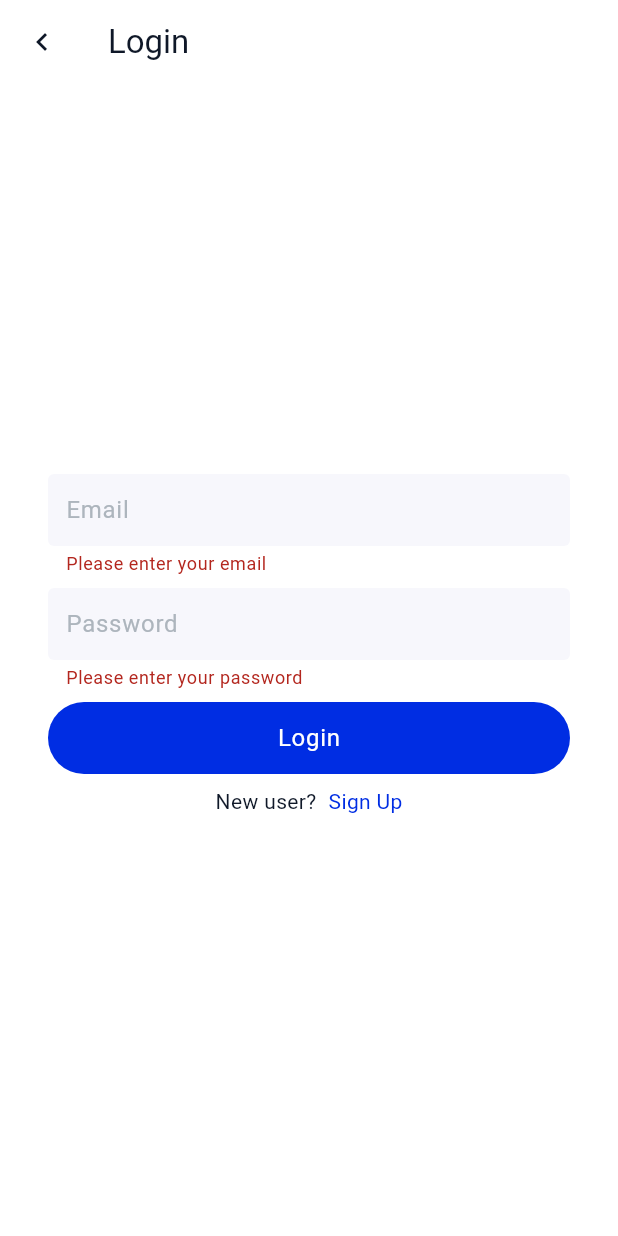
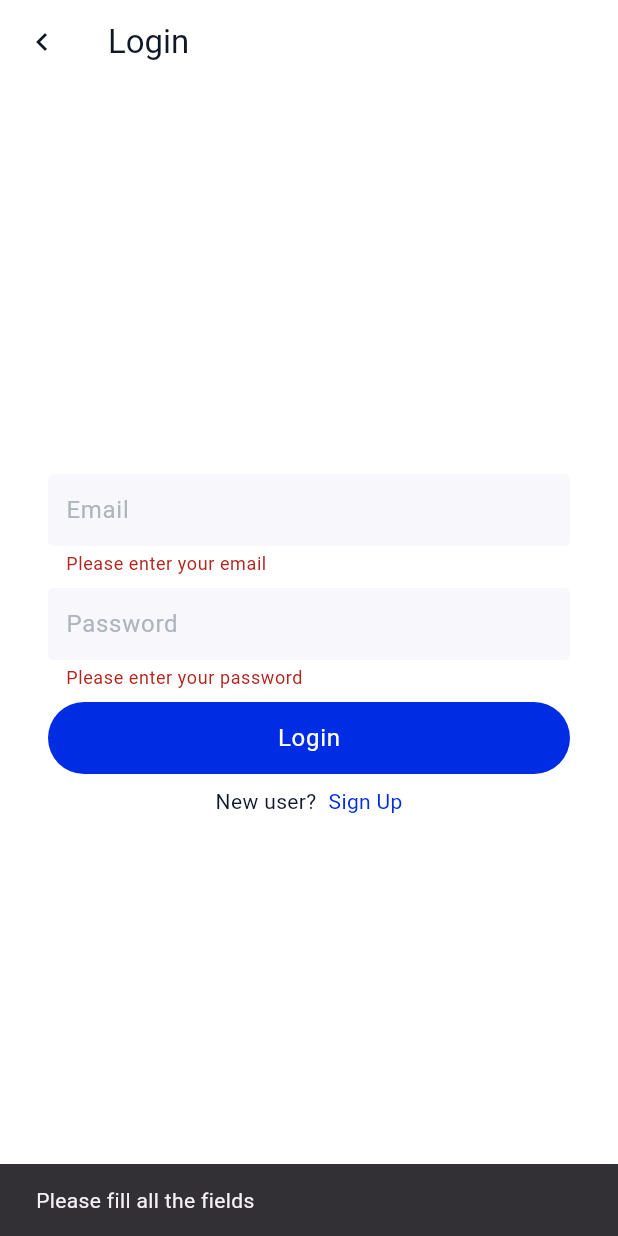
Before and after one commit to ThureinH-cloud/chat_app_riverpod, a Flutter app: the LoginPage screen opened by its route, after a tap on "Login", on a phone screen of 412 x 824 dp. Run offline on Flutter 3.47's test engine with Material 3 defaults, Android fonts, the phone set to English and light mode, and no system bars; our stand-ins replace dio, flutter_riverpod, get_it, go_router, pretty_dio_logger.

Commit message:
Added Login Error Handling

```diff
--- a/lib/common/routes/routes.dart
+++ b/lib/common/routes/routes.dart
@@ -2,6 +2,7 @@ import 'package:chat_application/features/auth/login/pages/login_page.dart';
 import 'package:chat_application/features/auth/otp/pages/otp_page.dart';
 import 'package:chat_application/features/auth/sign_up/pages/sign_up_page.dart';
 import 'package:chat_application/features/splash/splash_screen.dart';
+import 'package:flutter/material.dart';
 import 'package:go_router/go_router.dart';
 
 final router = GoRouter(
@@ -11,18 +12,68 @@ final router = GoRouter(
       builder: (context, state) {
         return SplashScreen();
       },
+      pageBuilder: (context, state) => CustomTransitionPage(
+        key: state.pageKey,
+        child: SplashScreen(),
+        transitionsBuilder: (context, animation, secondaryAnimation, child) {
+          final offset = Tween<Offset>(begin: Offset(1.0, 0), end: Offset.zero)
+              .animate(animation);
+          final fade = Tween<double>(begin: 0.0, end: 1.0).animate(animation);
+          final scale = Tween<double>(begin: 0.9, end: 1.0).animate(animation);
+
+          return SlideTransition(
+            position: offset,
+            child: FadeTransition(
+              opacity: fade,
+              child: ScaleTransition(scale: scale, child: child),
+            ),
+          );
+        },
+      ),
     ),
     GoRoute(
       path: '/login',
       builder: (context, state) {
         return LoginPage();
       },
+      pageBuilder: (context, state) => CustomTransitionPage(
+        key: state.pageKey,
+        child: LoginPage(),
+        transitionsBuilder: (context, animation, secondaryAnimation, child) {
+          final offset = Tween<Offset>(begin: Offset(1.0, 0), end: Offset.zero)
+              .animate(animation);
+          final fade = Tween<double>(begin: 0.0, end: 1.0).animate(animation);
+          final scale = Tween<double>(begin: 0.9, end: 1.0).animate(animation);
+
+          return SlideTransition(
+            position: offset,
+            child: FadeTransition(
+              opacity: fade,
+              child: ScaleTransition(scale: scale, child: child),
+            ),
+          );
+        },
+      ),
     ),
     GoRoute(
       path: '/signup',
       builder: (context, state) {
         return SignUpPage();
       },
+      pageBuilder: (context, state) => CustomTransitionPage(
+        key: state.pageKey,
+        child: SignUpPage(),
+        transitionsBuilder: (context, animation, secondaryAnimation, child) {
+          return Align(
+            alignment: Alignment.center,
+            child: SizeTransition(
+              sizeFactor: animation,
+              axis: Axis.vertical,
+              child: child,
+            ),
+          );
+        },
+      ),
     ),
     GoRoute(
       path: '/otp',
--- a/lib/features/auth/login/notifier/login_state_model.dart
+++ b/lib/features/auth/login/notifier/login_state_model.dart
@@ -5,19 +5,18 @@ class LoginStateModel {
   final bool isFailed;
   final bool isSuccess;
   final Login? login;
-
   LoginStateModel({
     this.isLoading = false,
     this.isFailed = false,
     this.isSuccess = false,
     this.login,
   });
-  LoginStateModel copyWith({
-    bool? isLoading,
-    bool? isFailed,
-    bool? isSuccess,
-    Login? login,
-  }) {
+  LoginStateModel copyWith(
+      {bool? isLoading,
+      bool? isFailed,
+      bool? isSuccess,
+      Login? login,
+      Error? loginError}) {
     return LoginStateModel(
       isLoading: isLoading ?? this.isLoading,
       isFailed: isFailed ?? this.isFailed,
--- a/lib/features/auth/login/pages/login_page.dart
+++ b/lib/features/auth/login/pages/login_page.dart
@@ -1,5 +1,7 @@
 import 'package:chat_application/common/theme/extension/color_brand.dart';
 import 'package:chat_application/common/widgets/brand_button.dart';
+import 'package:chat_application/features/auth/login/notifier/login_state_model.dart';
+import 'package:chat_application/features/auth/login/notifier/login_state_notifier.dart';
 import 'package:flutter/material.dart';
 import 'package:flutter_riverpod/flutter_riverpod.dart';
 import 'package:go_router/go_router.dart';
@@ -15,11 +17,17 @@ class _LoginPageState extends ConsumerState<LoginPage> {
   final TextEditingController _emailController = TextEditingController();
   final TextEditingController _passwordController = TextEditingController();
   final _formkey = GlobalKey<FormState>();
+  final LoginStateProvider _loginStateProvider = LoginStateProvider(
+    () {
+      return LoginStateNotifier();
+    },
+  );
   @override
   Widget build(BuildContext context) {
     ColorScheme colorScheme = Theme.of(context).colorScheme;
     TextTheme textTheme = Theme.of(context).textTheme;
     ColorBrand colorBrand = Theme.of(context).extension<ColorBrand>()!;
+    LoginStateModel state = ref.watch(_loginStateProvider);
     return Scaffold(
       appBar: AppBar(
         title: Text("Login"),
@@ -34,6 +42,11 @@ class _LoginPageState extends ConsumerState<LoginPage> {
       body: Column(
         mainAxisAlignment: MainAxisAlignment.center,
         children: [
+          if (state.isLoading == true)
+            Center(
+              child: CircularProgressIndicator.adaptive(),
+            ),
+          if (state.isLoading == false)
             Expanded(
               child: Form(
                 key: _formkey,
@@ -114,8 +127,33 @@ class _LoginPageState extends ConsumerState<LoginPage> {
                       ),
                       BrandButton(
                         text: "Login",
-                      onPressed: () {
-                        if (_formkey.currentState!.validate()) {}
+                        onPressed: () async {
+                          if (_formkey.currentState!.validate()) {
+                            final result = await ref
+                                .read(_loginStateProvider.notifier)
+                                .userLogin(
+                                  email: _emailController.text,
+                                  password: _passwordController.text,
+                                );
+                            if (result == true) {
+                              context.go("/home");
+                            } else {
+                              final errorMessage = ref
+                                      .read(_loginStateProvider)
+                                      .login
+                                      ?.message ??
+                                  'Login failed';
+                              ScaffoldMessenger.of(context).showSnackBar(
+                                SnackBar(content: Text(errorMessage)),
+                              );
+                            }
+                          } else {
+                            ScaffoldMessenger.of(context).showSnackBar(
+                              SnackBar(
+                                content: Text("Please fill all the fields"),
+                              ),
+                            );
+                          }
                         },
                       ),
                       SizedBox(
--- a/lib/features/auth/sign_up/notifier/sign_up_state_notifier.dart
+++ b/lib/features/auth/sign_up/notifier/sign_up_state_notifier.dart
@@ -22,7 +22,10 @@ class SignUpStateNotifier extends Notifier<SignUpStateModel> {
     try {
       state = state.copyWith(isLoading: true);
       SignUp signUp = await _signUpService.signup(
-          name: name, email: email, password: password);
+        name: name,
+        email: email,
+        password: password,
+      );
       state = state.copyWith(isLoading: false, signUp: signUp);
     } catch (e) {
       print(e.toString());
```
Also changed, not shown: lib/features/auth/login/data/service/login_service.dart (+12 -5 lines), lib/features/auth/login/notifier/login_state_notifier.dart (+46 -0 lines). Lines whose indentation alone changed are shown as unchanged.
